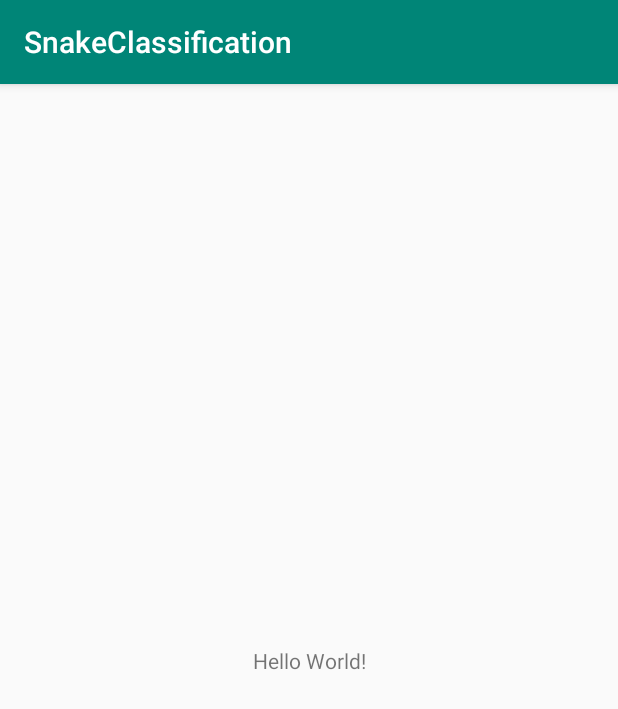
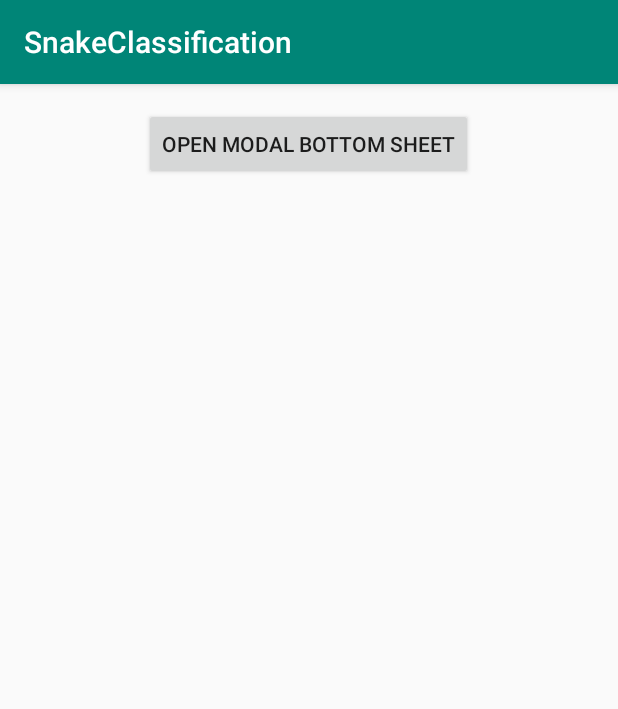
Before and after one commit to sawanya000/SnakeClassification, an Android app: the screen it shows after launch (MainActivity), on a phone screen of 412 x 824 dp. Shown: the top 709 px of the screen. Run offline under Robolectric (Android 15) with nearby library versions, the phone set to English and light mode, and no system bars.

Commit message:
popup ด้านล่าง

```diff
--- a/app/build.gradle
+++ b/app/build.gradle
@@ -29,6 +29,7 @@ dependencies {
     implementation 'androidx.appcompat:appcompat:1.1.0'
     implementation 'androidx.core:core-ktx:1.1.0'
     implementation 'androidx.constraintlayout:constraintlayout:1.1.3'
+    implementation 'com.google.android.material:material:1.0.0-rc01'
     testImplementation 'junit:junit:4.12'
     androidTestImplementation 'androidx.test:runner:1.1.1'
     androidTestImplementation 'androidx.test.espresso:espresso-core:3.1.1'
--- /dev/null
+++ b/app/src/main/res/drawable/rounded_dialog.xml
@@ -0,0 +1,7 @@
+<?xml version="1.0" encoding="utf-8"?>
+<shape xmlns:android="http://schemas.android.com/apk/res/android"
+    android:shape="rectangle">
+    <solid android:color="@android:color/white"/>
+    <corners android:topLeftRadius="16dp"
+        android:topRightRadius="16dp"/>
+</shape>
--- a/app/src/main/res/layout/activity_main.xml
+++ b/app/src/main/res/layout/activity_main.xml
@@ -1,18 +1,19 @@
 <?xml version="1.0" encoding="utf-8"?>
-<androidx.constraintlayout.widget.ConstraintLayout xmlns:android="http://schemas.android.com/apk/res/android"
+<LinearLayout
+    xmlns:android="http://schemas.android.com/apk/res/android"
     xmlns:app="http://schemas.android.com/apk/res-auto"
     xmlns:tools="http://schemas.android.com/tools"
     android:layout_width="match_parent"
     android:layout_height="match_parent"
+    android:gravity="center_horizontal"
+    android:orientation="vertical"
+    android:padding="16dp"
     tools:context=".MainActivity">
 
-    <TextView
+    <Button
+        android:id="@+id/buttonopenbottomsheet"
         android:layout_width="wrap_content"
         android:layout_height="wrap_content"
-        android:text="Hello World!"
-        app:layout_constraintBottom_toBottomOf="parent"
-        app:layout_constraintLeft_toLeftOf="parent"
-        app:layout_constraintRight_toRightOf="parent"
-        app:layout_constraintTop_toTopOf="parent" />
+        android:text="Open Modal Bottom Sheet" />
 
-</androidx.constraintlayout.widget.ConstraintLayout>
+</LinearLayout>
--- a/app/src/main/res/values/styles.xml
+++ b/app/src/main/res/values/styles.xml
@@ -3,9 +3,20 @@
     <!-- Base application theme. -->
     <style name="AppTheme" parent="Theme.AppCompat.Light.DarkActionBar">
         <!-- Customize your theme here. -->
+        <item name="bottomSheetDialogTheme">@style/AppBottomSheetDialogTheme</item>
         <item name="colorPrimary">@color/colorPrimary</item>
         <item name="colorPrimaryDark">@color/colorPrimaryDark</item>
         <item name="colorAccent">@color/colorAccent</item>
     </style>
 
+    <style name="AppBottomSheetDialogTheme"
+        parent="Theme.Design.Light.BottomSheetDialog">
+        <item name="bottomSheetStyle">@style/AppModalStyle</item>
+    </style>
+
+    <style name="AppModalStyle"
+        parent="Widget.Design.BottomSheet.Modal">
+        <item name="android:background">@drawable/rounded_dialog</item>
+    </style>
+
 </resources>
```
Also changed, not shown: app/src/main/java/com/mahidol/snakeclassification/MainActivity.kt (+8 -0 lines), app/src/main/res/drawable/ic_camera_alt_black_24dp.xml (added, +12 -0 lines), app/src/main/res/drawable/ic_image_black_24dp.xml (added, +9 -0 lines), app/src/main/res/layout/bottom_sheet_layout.xml (added, +66 -0 lines), app/src/main/res/mipmap-hdpi/Mask Group 3.png (deleted), app/src/main/res/mipmap-mdpi/Mask Group 3.png (deleted), app/src/main/res/mipmap-xhdpi/Mask Group 3.png (deleted), app/src/main/res/mipmap-xxhdpi/Mask Group 3.png (deleted), app/src/main/res/mipmap-xxxhdpi/Mask Group 3.png (deleted).
